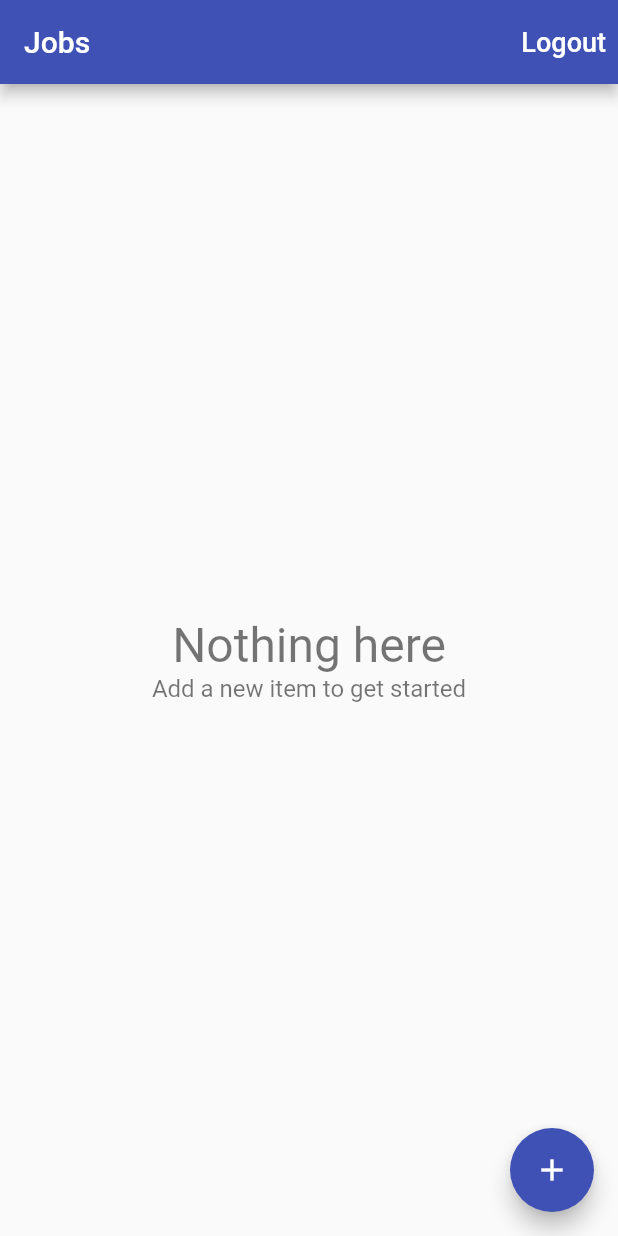
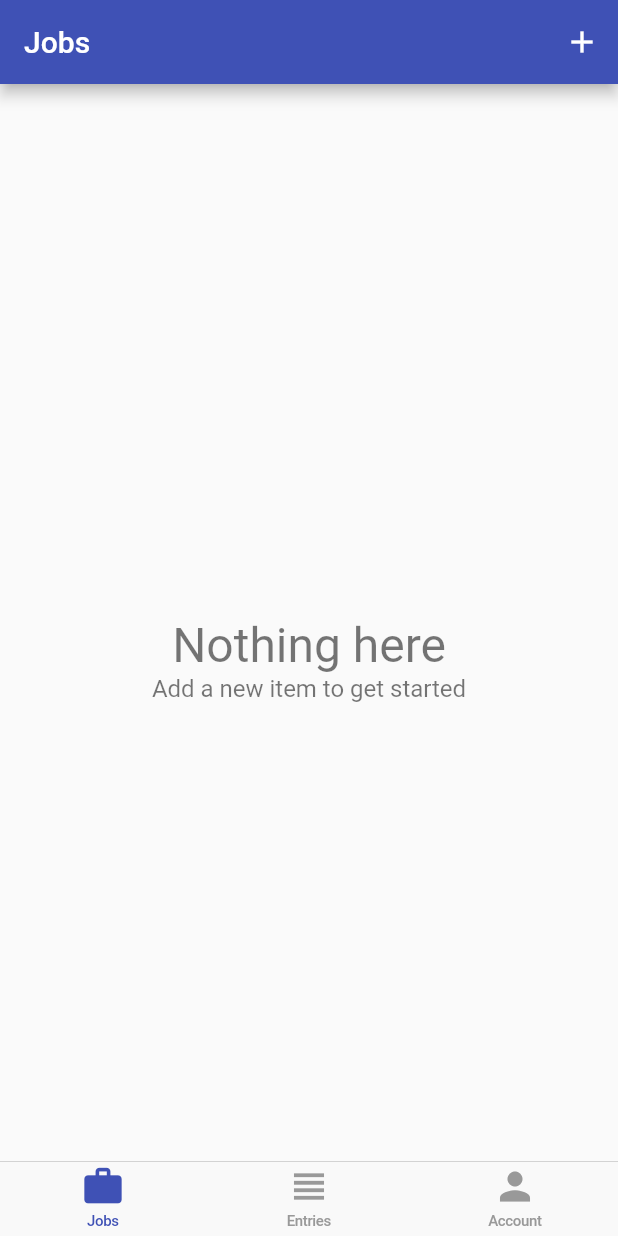
Before and after one commit to sarpsolakoglu/time_tracker_flutter_course, a Flutter app: the screen it shows once a user with an empty profile is signed in, on a phone screen of 412 x 824 dp. Run offline on Flutter 3.47's test engine with Material 2 defaults, Android fonts, the phone set to English and light mode, and no system bars; our stand-ins replace cloud_firestore, firebase_auth, firebase_core, google_sign_in; missing offline and left inert: flutter_login_facebook; accounts and stored records are empty.

Commit message:
Section 21

```diff
--- /dev/null
+++ b/lib/app/home_page/cupertino_home_scaffold.dart
@@ -0,0 +1,47 @@
+import 'package:flutter/cupertino.dart';
+import 'package:flutter/material.dart';
+import 'package:time_tracker_app/app/home_page/tab_item.dart';
+
+class CupertinoHomeScaffold extends StatelessWidget {
+  const CupertinoHomeScaffold({
+    Key? key,
+    required this.currentTab,
+    required this.onSelectTab,
+    required this.widgetBuilders,
+    required this.navigatorKeys,
+  }) : super(key: key);
+
+  final TabItem currentTab;
+  final ValueChanged<TabItem> onSelectTab;
+  final Map<TabItem, WidgetBuilder> widgetBuilders;
+  final Map<TabItem, GlobalKey<NavigatorState>> navigatorKeys;
+
+  @override
+  Widget build(BuildContext context) {
+    return CupertinoTabScaffold(
+      tabBar: CupertinoTabBar(
+        items: [
+          _buildItem(TabItem.jobs),
+          _buildItem(TabItem.entries),
+          _buildItem(TabItem.account),
+        ],
+        onTap: (index) => onSelectTab(TabItem.values[index]),
+      ),
+      tabBuilder: (context, index) {
+        final item = TabItem.values[index];
+        return CupertinoTabView(
+          navigatorKey: navigatorKeys[item],
+          builder: (context) => widgetBuilders[item]!(context),
+        );
+      },
+    );
+  }
+
+  BottomNavigationBarItem _buildItem(TabItem item) {
+    final tabItemData = TabItemData.allTabs[item]!;
+    return BottomNavigationBarItem(
+      icon: Icon(tabItemData.icon,),
+      label: tabItemData.label,
+    );
+  }
+}
--- /dev/null
+++ b/lib/app/home_page/home_page.dart
@@ -0,0 +1,50 @@
+import 'package:flutter/material.dart';
+import 'package:time_tracker_app/app/account/account_page.dart';
+import 'package:time_tracker_app/app/home_page/cupertino_home_scaffold.dart';
+import 'package:time_tracker_app/app/home_page/jobs/jobs_page.dart';
+import 'package:time_tracker_app/app/home_page/tab_item.dart';
+
+class HomePage extends StatefulWidget {
+  @override
+  _HomePageState createState() => _HomePageState();
+}
+
+class _HomePageState extends State<HomePage> {
+  TabItem _currentTab = TabItem.jobs;
+
+  final Map<TabItem, GlobalKey<NavigatorState>> navigatorKeys = {
+    TabItem.jobs: GlobalKey<NavigatorState>(),
+    TabItem.entries: GlobalKey<NavigatorState>(),
+    TabItem.account: GlobalKey<NavigatorState>(),
+  };
+
+  final Map<TabItem, WidgetBuilder> widgetBuilders = {
+    TabItem.jobs: (_) => JobsPage(),
+    TabItem.entries: (_) => Container(),
+    TabItem.account: (_) => AccountPage(),
+  };
+
+  void _select(TabItem tabItem) {
+    if (tabItem == _currentTab) {
+      navigatorKeys[tabItem]!.currentState!.popUntil((route) => route.isFirst);
+    } else {
+      setState(() {
+        _currentTab = tabItem;
+      });
+    }
+  }
+
+  @override
+  Widget build(BuildContext context) {
+    return WillPopScope(
+      onWillPop: () async =>
+          !await navigatorKeys[_currentTab]!.currentState!.maybePop(),
+      child: CupertinoHomeScaffold(
+        currentTab: _currentTab,
+        onSelectTab: _select,
+        widgetBuilders: widgetBuilders,
+        navigatorKeys: navigatorKeys,
+      ),
+    );
+  }
+}
--- a/lib/app/home_page/job_entries/entry_page.dart
+++ b/lib/app/home_page/job_entries/entry_page.dart
@@ -2,10 +2,10 @@ import 'package:firebase_core/firebase_core.dart';
 import 'package:flutter/cupertino.dart';
 import 'package:flutter/material.dart';
 import 'package:flutter/services.dart';
-import 'package:time_tracker_app/app/home_page/job_entries/date_time_picker.dart';
 import 'package:time_tracker_app/app/home_page/job_entries/format.dart';
 import 'package:time_tracker_app/app/models/entry.dart';
 import 'package:time_tracker_app/app/models/job.dart';
+import 'package:time_tracker_app/common_widgets/date_time_picker.dart';
 import 'package:time_tracker_app/common_widgets/show_exception_alert_dialog.dart';
 import 'package:time_tracker_app/services/database.dart';
 
@@ -20,7 +20,7 @@ class EntryPage extends StatefulWidget {
       required Database database,
       required Job job,
       Entry? entry}) async {
-    await Navigator.of(context).push(
+    await Navigator.of(context, rootNavigator: true).push(
       MaterialPageRoute(
         builder: (context) =>
             EntryPage(database: database, job: job, entry: entry),
--- a/lib/app/home_page/jobs/edit_job_page.dart
+++ b/lib/app/home_page/jobs/edit_job_page.dart
@@ -14,7 +14,7 @@ class EditJobPage extends StatefulWidget {
 
   static Future<void> show(BuildContext context,
       {required Database database, Job? job}) async {
-    await Navigator.of(context).push(MaterialPageRoute(
+    await Navigator.of(context, rootNavigator: true).push(MaterialPageRoute(
       builder: (context) => EditJobPage(
         database: database,
         job: job,
--- a/lib/app/home_page/jobs/jobs_page.dart
+++ b/lib/app/home_page/jobs/jobs_page.dart
@@ -30,28 +30,6 @@ class JobsPage extends StatelessWidget {
     }
   }
 
-  Future<void> _signOut(BuildContext context) async {
-    try {
-      final auth = Provider.of<AuthBase>(context, listen: false);
-      await auth.signOut();
-    } catch (e) {
-      print(e.toString());
-    }
-  }
-
-  Future<void> _confirmSignOut(BuildContext context) async {
-    final didRequestSignOut = await showAlertDialog(
-      context,
-      title: 'Logout',
-      content: 'Are you sure you want to logout?',
-      defaultActionText: 'Logout',
-      cancelActionText: 'Cancel',
-    );
-    if (didRequestSignOut == true) {
-      _signOut(context);
-    }
-  }
-
   Widget _buildContent(BuildContext context) {
     final database = Provider.of<Database>(context, listen: false);
     return StreamBuilder<List<Job>>(
@@ -80,23 +58,13 @@ class JobsPage extends StatelessWidget {
       appBar: AppBar(
         title: Text('Jobs'),
         actions: [
-          TextButton(
-            onPressed: () => _confirmSignOut(context),
-            child: Text(
-              'Logout',
-              style: TextStyle(
-                fontSize: 18.0,
-                color: Colors.white,
-              ),
-            ),
+          IconButton(
+            icon: Icon(Icons.add),
+            onPressed: () => _createJob(context),
           ),
         ],
       ),
       body: _buildContent(context),
-      floatingActionButton: FloatingActionButton(
-        child: Icon(Icons.add),
-        onPressed: () => _createJob(context),
-      ),
     );
   }
 }
--- /dev/null
+++ b/lib/app/home_page/tab_item.dart
@@ -0,0 +1,16 @@
+import 'package:flutter/material.dart';
+
+enum TabItem { jobs, entries, account }
+
+class TabItemData {
+  const TabItemData({required this.label, required this.icon});
+
+  final String label;
+  final IconData icon;
+
+  static const Map<TabItem, TabItemData> allTabs = {
+    TabItem.jobs: TabItemData(label: 'Jobs', icon: Icons.work),
+    TabItem.entries: TabItemData(label: 'Entries', icon: Icons.view_headline),
+    TabItem.account: TabItemData(label: 'Account', icon: Icons.person),
+  };
+}
--- a/lib/app/landing_page.dart
+++ b/lib/app/landing_page.dart
@@ -1,7 +1,7 @@
 import 'package:firebase_auth/firebase_auth.dart';
 import 'package:flutter/material.dart';
 import 'package:provider/provider.dart';
-import 'package:time_tracker_app/app/home_page/jobs/jobs_page.dart';
+import 'package:time_tracker_app/app/home_page/home_page.dart';
 import 'package:time_tracker_app/app/sign_in/sign_in_page.dart';
 import 'package:time_tracker_app/services/auth.dart';
 import 'package:time_tracker_app/services/database.dart';
@@ -20,7 +20,7 @@ class LandingPage extends StatelessWidget {
           }
           return Provider<Database>(
             create: (_) => FirestoreDatabase(uid: user.uid),
-            child: JobsPage(),
+            child: HomePage(),
           );
         }
         return Scaffold(
--- a/lib/common_widgets/date_time_picker.dart
+++ b/lib/common_widgets/date_time_picker.dart
@@ -1,6 +1,7 @@
 import 'dart:async';
 import 'package:flutter/material.dart';
 import 'package:time_tracker_app/app/home_page/job_entries/format.dart';
+import 'package:time_tracker_app/common_widgets/input_dropdown.dart';
 
 class DateTimePicker extends StatelessWidget {
   const DateTimePicker({
```
Also changed, not shown: lib/app/account/account_page.dart (added, +52 -0 lines), lib/app/home_page/job_entries/job_entries_page.dart (+16 -17 lines).
